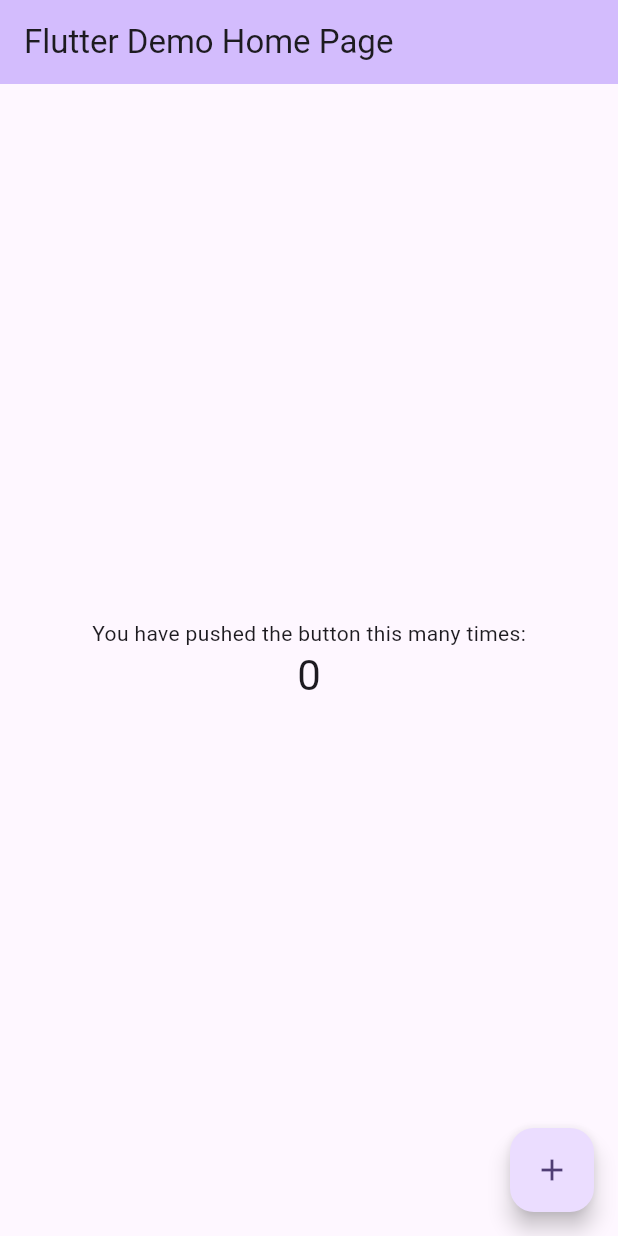
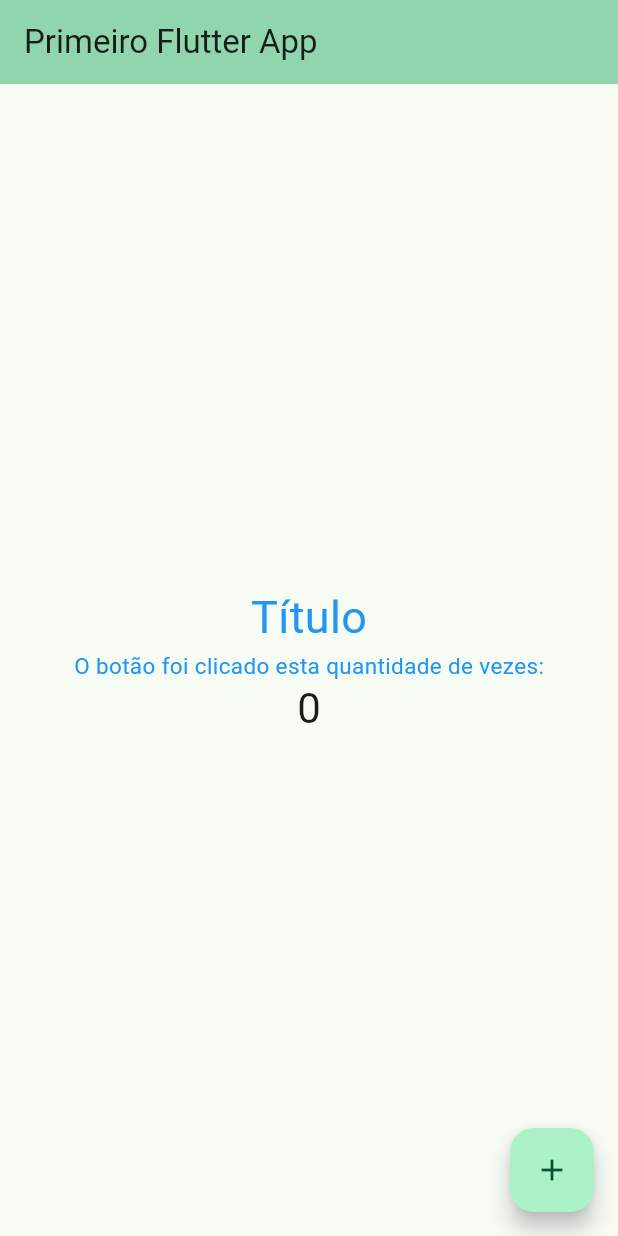
Before and after one commit to Marcelle-1/myAppFlutter, a Flutter app: the screen it shows after launch, on a phone screen of 412 x 824 dp. Run offline on Flutter 3.47's test engine with Material 3 defaults, Android fonts, the phone set to English and light mode, and no system bars.

Commit message:
primeiro app flutter

```diff
--- a/lib/main.dart
+++ b/lib/main.dart
@@ -11,7 +11,7 @@ class MyApp extends StatelessWidget {
   @override
   Widget build(BuildContext context) {
     return MaterialApp(
-      title: 'Flutter Demo',
+      title: 'Primeiro App Flutter',
       theme: ThemeData(
         // This is the theme of your application.
         //
@@ -28,10 +28,10 @@ class MyApp extends StatelessWidget {
         //
         // This works for code too, not just values: Most code changes can be
         // tested with just a hot reload.
-        colorScheme: ColorScheme.fromSeed(seedColor: Colors.deepPurple),
+        colorScheme: ColorScheme.fromSeed(seedColor: Colors.greenAccent),
         useMaterial3: true,
       ),
-      home: const MyHomePage(title: 'Flutter Demo Home Page'),
+      home: const MyHomePage(title: 'Primeiro Flutter App'),
     );
   }
 }
@@ -106,7 +106,12 @@ class _MyHomePageState extends State<MyHomePage> {
           mainAxisAlignment: MainAxisAlignment.center,
           children: <Widget>[
             const Text(
-              'You have pushed the button this many times:',
+              'Título',
+              style: TextStyle(color: Colors.blue, fontSize: 30),
+            ),
+            const Text(
+              'O botão foi clicado esta quantidade de vezes:',
+              style: TextStyle(color: Colors.blue, fontSize: 15),
             ),
             Text(
               '$_counter',
```
Also changed, not shown: flutter_01.png (added).
